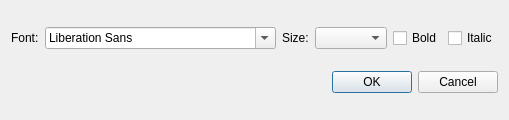
First picture: the form in gui/PreferencesDialog.ui, repository MrMontag/yata, before the edit.
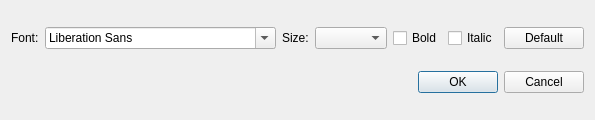
Second picture: the form after the edit.

Commit message: Add "default" button to preferences font

```diff
--- a/gui/PreferencesDialog.ui
+++ b/gui/PreferencesDialog.ui
@@ -50,6 +50,13 @@
        </property>
       </widget>
      </item>
+     <item>
+      <widget class="QPushButton" name="fontDefaultBox">
+       <property name="text">
+        <string>Default</string>
+       </property>
+      </widget>
+     </item>
     </layout>
    </item>
    <item>
```
The commit also changes 2 other files.
